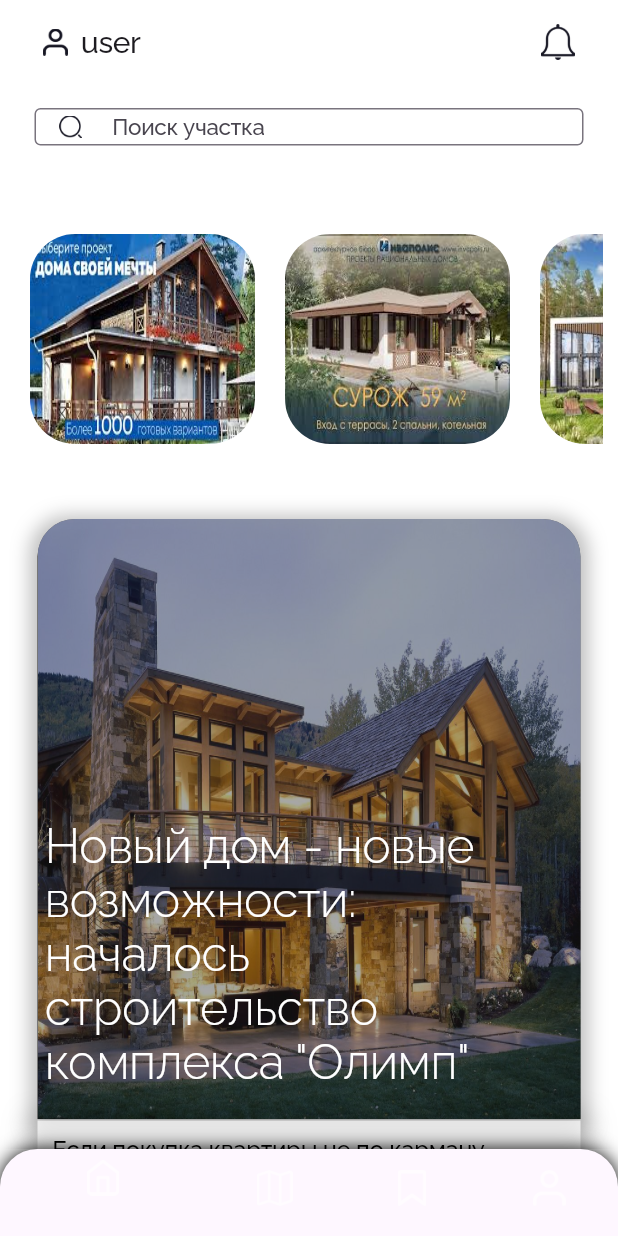
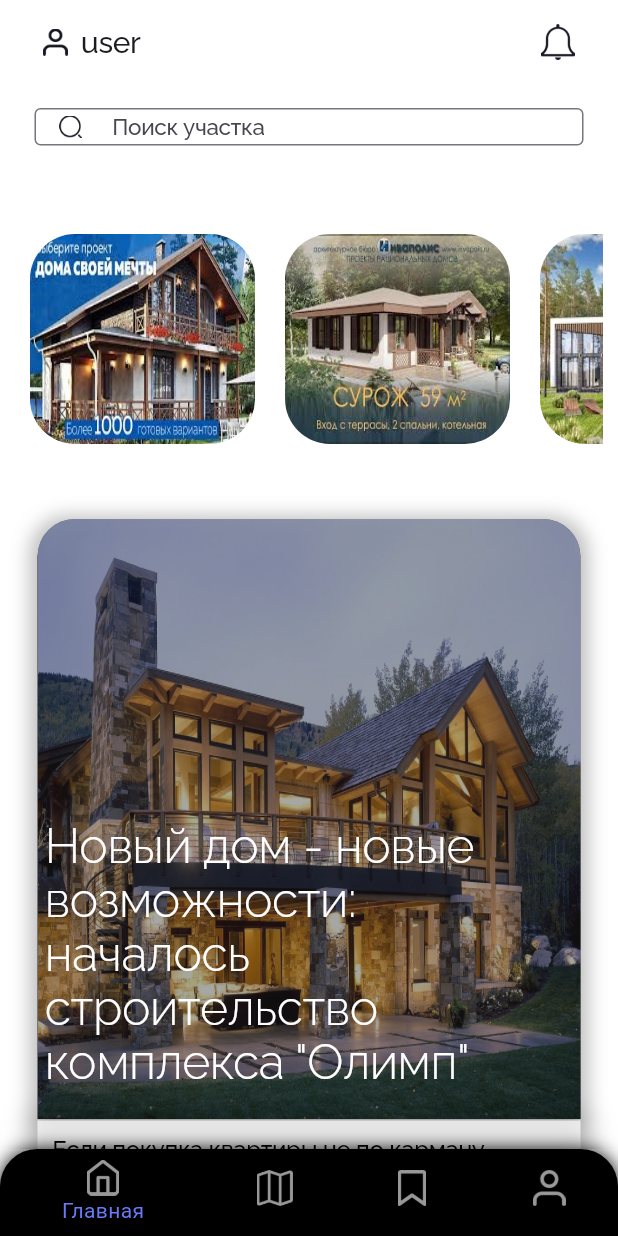
Before and after one commit to Artemtpv/flutter-application-1, a Flutter app: the screen it shows after launch, on a phone screen of 412 x 824 dp. Run offline on Flutter 3.47's test engine with Material 3 defaults, Android fonts, the phone set to English and light mode, and no system bars; our stand-ins replace go_router, google_fonts.

Commit message:
5 commit

```diff
--- a/lib/home/home.dart
+++ b/lib/home/home.dart
@@ -51,6 +51,7 @@ class _MyHomeState extends State<MyHome> {
             ),
             child: BottomNavigationBar(
               backgroundColor: CustomColors.bgBlack,
+              fixedColor: const Color.fromRGBO(105, 121, 248, 100),
               items: const <BottomNavigationBarItem>[
                 BottomNavigationBarItem(
                   icon: ImageIcon(
@@ -58,6 +59,7 @@ class _MyHomeState extends State<MyHome> {
                     color: CustomColors.bgWhite,
                   ),
                   label: 'Главная',
+                  backgroundColor: CustomColors.bgBlack,
                 ),
                 BottomNavigationBarItem(
                   icon: ImageIcon(
@@ -65,6 +67,7 @@ class _MyHomeState extends State<MyHome> {
                     color: CustomColors.bgWhite,
                   ),
                   label: 'Карта',
+                  backgroundColor: CustomColors.bgBlack,
                 ),
                 BottomNavigationBarItem(
                   icon: ImageIcon(
@@ -72,6 +75,7 @@ class _MyHomeState extends State<MyHome> {
                     color: CustomColors.bgWhite,
                   ),
                   label: 'Макеты',
+                  backgroundColor: CustomColors.bgBlack,
                 ),
                 BottomNavigationBarItem(
                   icon: ImageIcon(
@@ -79,6 +83,7 @@ class _MyHomeState extends State<MyHome> {
                     color: CustomColors.bgWhite,
                   ),
                   label: 'Профиль',
+                  backgroundColor: CustomColors.bgBlack,
                 ),
               ],
               currentIndex: _selectedIndex,
```
